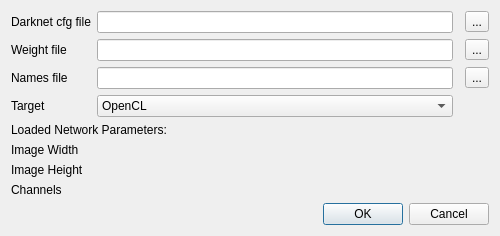
This is src/detection/detectorsetupdialog.ui in jveitchmichaelis/deeplabel as Qt 5 draws it before an edit. The edited form follows.
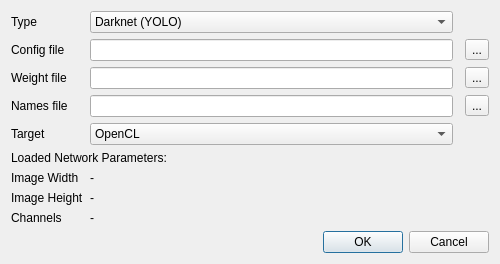
This is the edited form.

The edit to the form file:
```diff
--- a/src/detection/detectorsetupdialog.ui
+++ b/src/detection/detectorsetupdialog.ui
@@ -7,7 +7,7 @@
     <x>0</x>
     <y>0</y>
     <width>500</width>
-    <height>164</height>
+    <height>216</height>
    </rect>
   </property>
   <property name="minimumSize">
@@ -22,7 +22,7 @@
   <layout class="QVBoxLayout" name="verticalLayout">
    <item>
     <layout class="QGridLayout" name="gridLayout">
-     <item row="3" column="0">
+     <item row="4" column="0">
       <widget class="QLabel" name="label_7">
        <property name="text">
         <string>Target</string>
@@ -30,106 +30,103 @@
       </widget>
      </item>
      <item row="1" column="0">
+      <widget class="QLabel" name="label">
+       <property name="text">
+        <string>Config file</string>
+       </property>
+      </widget>
+     </item>
+     <item row="2" column="0">
       <widget class="QLabel" name="label_2">
        <property name="text">
         <string>Weight file</string>
        </property>
       </widget>
      </item>
-     <item row="0" column="0">
-      <widget class="QLabel" name="label">
-       <property name="text">
-        <string>Darknet cfg file</string>
-       </property>
-      </widget>
-     </item>
-     <item row="4" column="0" colspan="4">
+     <item row="5" column="0" colspan="4">
       <widget class="QLabel" name="label_5">
        <property name="text">
         <string>Loaded Network Parameters:</string>
        </property>
       </widget>
      </item>
-     <item row="0" column="3">
+     <item row="1" column="3">
       <widget class="QToolButton" name="cfgPathButton">
        <property name="text">
         <string>...</string>
        </property>
       </widget>
      </item>
-     <item row="0" column="1">
-      <widget class="QLineEdit" name="cfgPathLineEdit"/>
-     </item>
      <item row="1" column="1">
-      <widget class="QLineEdit" name="weightPathLineEdit"/>
+      <widget class="QLineEdit" name="cfgPathLineEdit"/>
      </item>
-     <item row="7" column="0">
-      <widget class="QLabel" name="label_6">
-       <property name="text">
-        <string>Channels</string>
-       </property>
-      </widget>
-     </item>
-     <item row="1" column="3">
+     <item row="2" column="3">
       <widget class="QToolButton" name="weightPathButton">
        <property name="text">
         <string>...</string>
        </property>
       </widget>
      </item>
-     <item row="6" column="1">
+     <item row="7" column="1">
       <widget class="QLabel" name="imageHeightLabel">
        <property name="text">
-        <string/>
+        <string>-</string>
        </property>
       </widget>
      </item>
-     <item row="5" column="0">
+     <item row="6" column="0">
       <widget class="QLabel" name="label_4">
        <property name="text">
         <string>Image Width</string>
        </property>
       </widget>
      </item>
-     <item row="6" column="0">
-      <widget class="QLabel" name="label_3">
+     <item row="8" column="0">
+      <widget class="QLabel" name="label_6">
        <property name="text">
-        <string>Image Height</string>
+        <string>Channels</string>
        </property>
       </widget>
      </item>
-     <item row="5" column="1">
+     <item row="2" column="1">
+      <widget class="QLineEdit" name="weightPathLineEdit"/>
+     </item>
+     <item row="6" column="1">
       <widget class="QLabel" name="imageWidthLabel">
        <property name="text">
-        <string/>
+        <string>-</string>
        </property>
       </widget>
      </item>
-     <item row="7" column="1">
+     <item row="8" column="1">
       <widget class="QLabel" name="imageChannelsLabel">
        <property name="text">
-        <string/>
+        <string>-</string>
        </property>
       </widget>
      </item>
-     <item row="2" column="3">
-      <widget class="QToolButton" name="namesPathButton">
+     <item row="7" column="0">
+      <widget class="QLabel" name="label_3">
        <property name="text">
-        <string>...</string>
+        <string>Image Height</string>
        </property>
       </widget>
      </item>
-     <item row="2" column="0">
+     <item row="3" column="0">
       <widget class="QLabel" name="label_10">
        <property name="text">
         <string>Names file</string>
        </property>
       </widget>
      </item>
-     <item row="2" column="1">
-      <widget class="QLineEdit" name="namesPathLineEdit"/>
+     <item row="3" column="3">
+      <widget class="QToolButton" name="namesPathButton">
+       <property name="text">
+        <string>...</string>
+       </property>
+      </widget>
      </item>
-     <item row="3" column="1">
+     <item row="4" column="1">
       <widget class="QComboBox" name="targetComboBox">
        <item>
         <property name="text">
@@ -148,6 +145,30 @@
        </item>
       </widget>
      </item>
+     <item row="3" column="1">
+      <widget class="QLineEdit" name="namesPathLineEdit"/>
+     </item>
+     <item row="0" column="1">
+      <widget class="QComboBox" name="frameworkComboBox">
+       <item>
+        <property name="text">
+         <string>Darknet (YOLO)</string>
+        </property>
+       </item>
+       <item>
+        <property name="text">
+         <string>Tensorflow</string>
+        </property>
+       </item>
+      </widget>
+     </item>
+     <item row="0" column="0">
+      <widget class="QLabel" name="label_8">
+       <property name="text">
+        <string>Type</string>
+       </property>
+      </widget>
+     </item>
     </layout>
    </item>
    <item>
```
